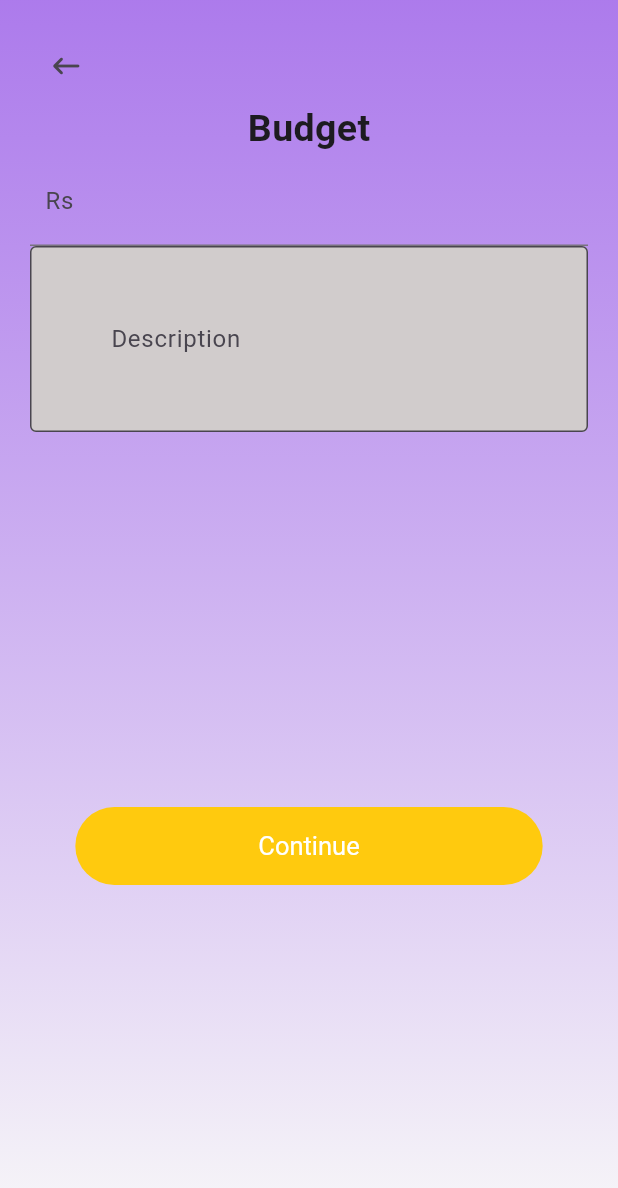
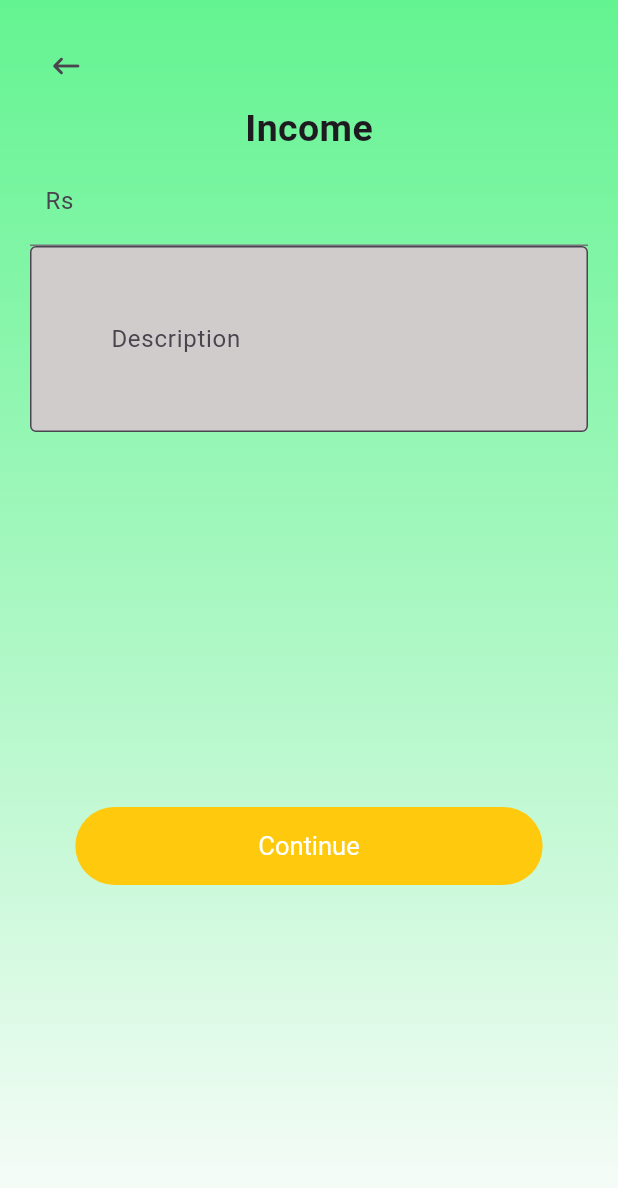
Before and after one commit to priyanshu116/finance-project, a Flutter app: the screen it shows after launch, on a phone screen of 412 x 824 dp. Shown: the top 1188 px of the screen. Run offline on Flutter 3.47's test engine with Material 2 defaults, Android fonts, the phone set to English and light mode, and no system bars; our stand-ins replace cloud_firestore, firebase_auth, firebase_core, google_sign_in; accounts and stored records are empty.

Commit message:
income page

```diff
--- a/lib/main.dart
+++ b/lib/main.dart
@@ -23,6 +23,9 @@ import 'package:app/screens/Expense/expense.dart';
 //Budget page
 import 'package:app/screens/Expense/budget.dart';
 
+//Income Page
+import 'package:app/screens/Expense/income.dart';
+
 void main() async {
   WidgetsFlutterBinding.ensureInitialized();
   await Firebase.initializeApp(options: DefaultFirebaseOptions.currentPlatform);
@@ -43,7 +46,7 @@ class MyApp extends StatelessWidget
         useMaterial3: true
       ),
 
-      initialRoute: "/budget",
+      initialRoute: "/income",
       routes: {
         "/" : (context) => const SplashScreen(),
         "/onboarding1" : (context) => const Onboarding1(),
@@ -59,6 +62,7 @@ class MyApp extends StatelessWidget
 
         "/expense" : (context) => const expense(),
         "/budget" : (context) => const budget(),
+        "/income" : (context) => const income(),
       }
     );
   }
--- /dev/null
+++ b/lib/screens/Expense/income.dart
@@ -0,0 +1,80 @@
+import 'package:flutter/material.dart';
+import '../../widgets/button.dart';
+
+class income extends StatefulWidget {
+  const income({Key? key}) : super(key: key);
+
+  @override
+  State<income> createState() => _incomeState();
+}
+
+class _incomeState extends State<income> {
+
+  @override
+  Widget build(BuildContext context) {
+    return Scaffold(
+      body: Container(
+        width: double.maxFinite,
+        height: double.maxFinite,
+        padding: EdgeInsets.all(20),
+        child: Column(
+          children: [
+            Container(
+              alignment: Alignment.topLeft,
+              child: IconButton(
+                icon: Icon(Icons.keyboard_backspace_rounded),
+                onPressed: () {},
+              ),
+            ),
+
+            Container(
+              child: Text("Income",
+                  style: TextStyle(
+                    fontSize: 25,
+                    fontWeight: FontWeight.bold,
+                  )),
+            ),
+
+            TextFormField(
+             decoration: const InputDecoration(
+             border: UnderlineInputBorder(),
+             labelText: 'Rs ',
+             contentPadding: EdgeInsets.all(10),
+  ),
+),
+
+           TextField(
+            decoration: InputDecoration(
+              filled: true,
+              fillColor: Color.fromARGB(255, 209, 204, 204),
+              contentPadding: EdgeInsets.all(50),
+              border: OutlineInputBorder(),
+              hintText: 'Description  ',
+            ),
+           ),
+
+            Container(
+              alignment: Alignment.bottomCenter,
+              padding: EdgeInsets.only(top: 250),
+              child: Button(
+                text: "Continue",
+                onPressed: () {},
+              ),
+            )
+          ],
+        ),
+
+        /*background color */
+        decoration: BoxDecoration(
+            gradient: LinearGradient(
+          colors: [
+            Color.fromARGB(223, 78, 243, 130),
+            Color.fromARGB(255, 252, 252, 252)
+          ],
+          begin: Alignment.topCenter,
+          end: Alignment.bottomCenter,
+        )),
+      ),
+    );
+  }
+}
```
